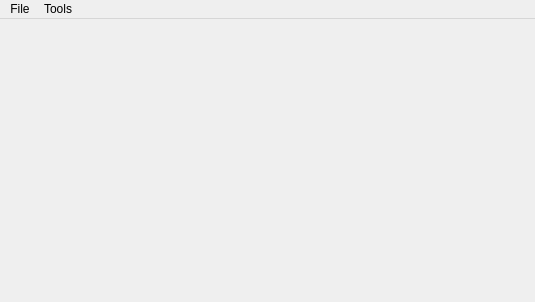
The window that mainwindow.ui (rajarathinam/Learn_OpenCV) describes before a commit, drawn with Qt 5.
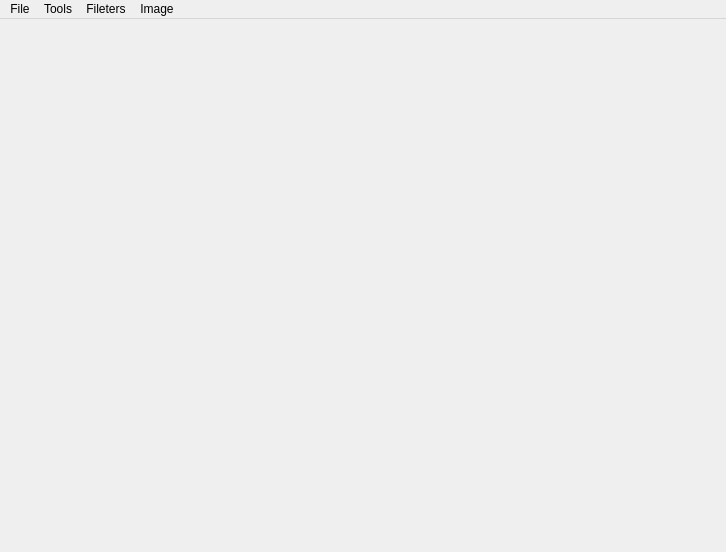
The same window after the commit. Icons and pictures are not drawn.

Diff of the .ui file:
```diff
--- a/mainwindow.ui
+++ b/mainwindow.ui
@@ -9,8 +9,8 @@
    <rect>
     <x>0</x>
     <y>0</y>
-    <width>535</width>
-    <height>302</height>
+    <width>726</width>
+    <height>552</height>
    </rect>
   </property>
   <property name="sizePolicy">
@@ -32,8 +32,8 @@
     <rect>
      <x>0</x>
      <y>0</y>
-     <width>535</width>
-     <height>21</height>
+     <width>726</width>
+     <height>25</height>
     </rect>
    </property>
    <widget class="QMenu" name="menuFile">
@@ -55,8 +55,24 @@
     <addaction name="actionFlip_Vertically"/>
     <addaction name="actionImageManipulationWidget"/>
    </widget>
+   <widget class="QMenu" name="menuFilters">
+    <property name="title">
+     <string>Fileters</string>
+    </property>
+    <addaction name="actionMy_Blur"/>
+   </widget>
+   <widget class="QMenu" name="menuImage">
+    <property name="title">
+     <string>Image</string>
+    </property>
+    <addaction name="separator"/>
+    <addaction name="actionCreate_New_Image"/>
+    <addaction name="actionCreate_ChessBoard"/>
+   </widget>
    <addaction name="menuFile"/>
    <addaction name="menuTools"/>
+   <addaction name="menuFilters"/>
+   <addaction name="menuImage"/>
   </widget>
   <action name="actionOpenImage">
    <property name="icon">
```
Left out of the diff: 33 changed lines with no effect on the pictures.
